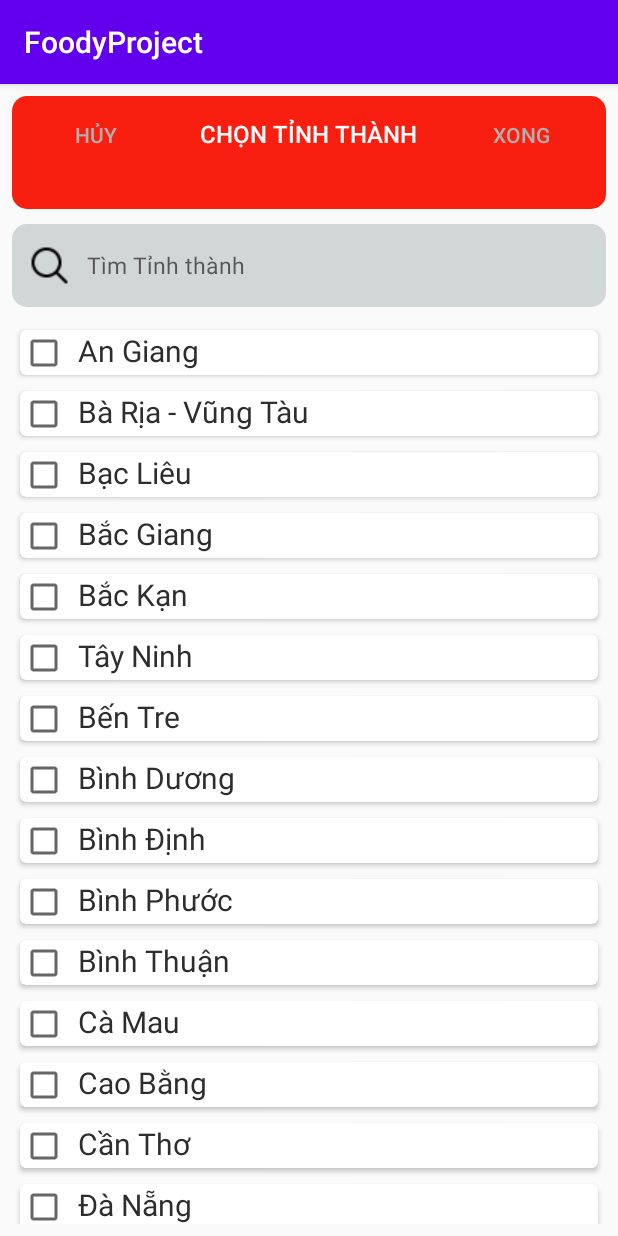
After one commit to leminhphuoc/FoodyProjectAndroid, an Android app: the ProvinceList screen opened directly, with no data from a screen before it, on a phone screen of 412 x 824 dp. The commit adds this screen. Run offline under Robolectric (Android 15) with nearby library versions, the phone set to English and light mode, and no system bars.

Commit message:
ProvinceList

```diff
--- a/src/app/src/main/AndroidManifest.xml
+++ b/src/app/src/main/AndroidManifest.xml
@@ -9,7 +9,8 @@
         android:roundIcon="@mipmap/ic_launcher_round"
         android:supportsRtl="true"
         android:theme="@style/AppTheme">
-        <activity android:name=".RestaurantResult"></activity>
+        <activity android:name=".ProvinceList"></activity>
+        <activity android:name=".RestaurantResult" />
         <activity android:name=".RestaurantList" />
         <activity android:name=".RestaurantDetail" />
         <activity android:name=".MainActivity">
--- a/src/app/src/main/java/hcmute/edu/vn/nhom02/foodyproject/MainActivity.java
+++ b/src/app/src/main/java/hcmute/edu/vn/nhom02/foodyproject/MainActivity.java
@@ -11,6 +11,7 @@ public class MainActivity extends AppCompatActivity {
 
     Button bntRestaurantList;
     Button bntRestaurantResult;
+    Button bntProvinceList;
 
     @Override
     protected void onCreate(Bundle savedInstanceState) {
@@ -34,5 +35,14 @@ public class MainActivity extends AppCompatActivity {
                 startActivity(i);
             }
         });
+
+        bntProvinceList = (Button) findViewById(R.id.buttonProvinceList);
+        bntProvinceList.setOnClickListener(new View.OnClickListener() {
+            @Override
+            public void onClick(View v) {
+                Intent i = new Intent(MainActivity.this, ProvinceList.class);
+                startActivity(i);
+            }
+        });
     }
 }
--- /dev/null
+++ b/src/app/src/main/java/hcmute/edu/vn/nhom02/foodyproject/Province.java
@@ -0,0 +1,20 @@
+package hcmute.edu.vn.nhom02.foodyproject;
+
+public class Province {
+    private String name;
+
+    public Province() {
+    }
+
+    public Province(String name) {
+        this.name = name;
+    }
+
+    public String getName() {
+        return name;
+    }
+
+    public void setName(String name) {
+        this.name = name;
+    }
+}
--- /dev/null
+++ b/src/app/src/main/java/hcmute/edu/vn/nhom02/foodyproject/ProvinceList.java
@@ -0,0 +1,92 @@
+package hcmute.edu.vn.nhom02.foodyproject;
+
+import androidx.appcompat.app.AppCompatActivity;
+import androidx.recyclerview.widget.GridLayoutManager;
+import androidx.recyclerview.widget.RecyclerView;
+
+import android.os.Bundle;
+import android.view.View;
+import android.widget.CheckedTextView;
+
+import java.util.ArrayList;
+import java.util.List;
+
+public class ProvinceList extends AppCompatActivity {
+    List<Province> lstProvince;
+    CheckedTextView checkedName;
+
+    @Override
+    protected void onCreate(Bundle savedInstanceState) {
+        super.onCreate(savedInstanceState);
+        setContentView(R.layout.activity_province_list);
+
+        lstProvince = new ArrayList<>();
+        lstProvince.add(new Province("An Giang"));
+        lstProvince.add(new Province("Bà Rịa - Vũng Tàu"));
+        lstProvince.add(new Province("Bạc Liêu"));
+        lstProvince.add(new Province("Bắc Giang"));
+        lstProvince.add(new Province("Bắc Kạn"));
+        lstProvince.add(new Province("Tây Ninh"));
+        lstProvince.add(new Province("Bến Tre"));
+        lstProvince.add(new Province("Bình Dương"));
+        lstProvince.add(new Province("Bình Định"));
+        lstProvince.add(new Province("Bình Phước"));
+        lstProvince.add(new Province("Bình Thuận"));
+        lstProvince.add(new Province("Cà Mau"));
+        lstProvince.add(new Province("Cao Bằng"));
+        lstProvince.add(new Province("Cần Thơ"));
+        lstProvince.add(new Province("Đà Nẵng"));
+        lstProvince.add(new Province("Đắk Lắk"));
+        lstProvince.add(new Province("Đắk Nông"));
+        lstProvince.add(new Province("Đồng Nai"));
+        lstProvince.add(new Province("Đồng Tháp"));
+        lstProvince.add(new Province("Điện Biên"));
+        lstProvince.add(new Province("Gia Lai"));
+        lstProvince.add(new Province("Hà Giang"));
+        lstProvince.add(new Province("Hà Nam"));
+        lstProvince.add(new Province("Hà Nội"));
+        lstProvince.add(new Province("Hà Tĩnh"));
+        lstProvince.add(new Province("Hải Dương"));
+        lstProvince.add(new Province("Hải Phòng"));
+        lstProvince.add(new Province("Hòa Bình"));
+        lstProvince.add(new Province("Hậu Giang"));
+        lstProvince.add(new Province("Hưng Yên"));
+        lstProvince.add(new Province("Thành phố Hồ Chí Minh"));
+        lstProvince.add(new Province("Khánh Hòa"));
+        lstProvince.add(new Province("Kiên Giang"));
+        lstProvince.add(new Province("Kon Tum"));
+        lstProvince.add(new Province("Lai Châu"));
+        lstProvince.add(new Province("Lào Cai"));
+        lstProvince.add(new Province("Lạng Sơn"));
+        lstProvince.add(new Province("Lâm Đồng"));
+        lstProvince.add(new Province("Long An"));
+        lstProvince.add(new Province("Nam Định"));
+        lstProvince.add(new Province("Nghệ An"));
+        lstProvince.add(new Province("Ninh Bình"));
+        lstProvince.add(new Province("Ninh Thuận"));
+        lstProvince.add(new Province("Phú Thọ"));
+        lstProvince.add(new Province("Phú Yên"));
+        lstProvince.add(new Province("Quảng Bình"));
+        lstProvince.add(new Province("Quảng Nam"));
+        lstProvince.add(new Province("Quảng Ngãi"));
+        lstProvince.add(new Province("Quảng Ninh"));
+        lstProvince.add(new Province("Quảng Trị"));
+        lstProvince.add(new Province("Sóc Trăng"));
+        lstProvince.add(new Province("Sơn La"));
+        lstProvince.add(new Province("Tây Ninh"));
+        lstProvince.add(new Province("Thái Bình"));
+        lstProvince.add(new Province("Thái Nguyên"));
+        lstProvince.add(new Province("Thanh Hóa"));
+        lstProvince.add(new Province("Thừa Thiên - Huế"));
+        lstProvince.add(new Province("Tiền Giang"));
+        lstProvince.add(new Province("Trà Vinh"));
+        lstProvince.add(new Province("Tuyên Quang"));
+        lstProvince.add(new Province("Vĩnh Long"));
+        lstProvince.add(new Province("Vĩnh Phúc"));
+        lstProvince.add(new Province("Yên Bái"));
+        RecyclerView myrv = (RecyclerView) findViewById(R.id.recyclerviewProvince_id);
+        RecyclerViewAdapterProvince myAdapter = new RecyclerViewAdapterProvince(this, lstProvince);
+        myrv.setLayoutManager(new GridLayoutManager(this, 1));
+        myrv.setAdapter(myAdapter);
+    }
+}
--- /dev/null
+++ b/src/app/src/main/java/hcmute/edu/vn/nhom02/foodyproject/RecyclerViewAdapterProvince.java
@@ -0,0 +1,81 @@
+package hcmute.edu.vn.nhom02.foodyproject;
+
+import android.content.Context;
+import android.content.Intent;
+import android.graphics.Color;
+import android.view.LayoutInflater;
+import android.view.View;
+import android.view.ViewGroup;
+import android.widget.CheckBox;
+import android.widget.CompoundButton;
+import android.widget.ImageView;
+import android.widget.TextView;
+
+import androidx.annotation.NonNull;
+import androidx.cardview.widget.CardView;
+import androidx.recyclerview.widget.RecyclerView;
+
+import java.util.List;
+
+public class RecyclerViewAdapterProvince extends RecyclerView.Adapter<RecyclerViewAdapterProvince.MyViewHolder>{
+
+    private Context mContext;
+    private List<Province> mData;
+
+    public RecyclerViewAdapterProvince(Context mContext, List<Province> mData) {
+        this.mContext = mContext;
+        this.mData = mData;
+    }
+
+    @NonNull
+    @Override
+    public MyViewHolder onCreateViewHolder(@NonNull ViewGroup parent, int viewType) {
+        View view;
+        LayoutInflater mInflater = LayoutInflater.from(mContext);
+        view = mInflater.inflate(R.layout.cardview_province,parent,false);
+
+        return new RecyclerViewAdapterProvince.MyViewHolder(view);
+    }
+
+    @Override
+    public void onBindViewHolder(@NonNull final MyViewHolder holder, final int position) {
+        final Province objIncome = mData.get(position);
+        holder.tv_province_name.setText(mData.get(position).getName());
+        holder.cb_province.setOnCheckedChangeListener(null);
+        holder.cb_province.setChecked(false);
+        holder.cb_province.setOnCheckedChangeListener(new CompoundButton.OnCheckedChangeListener() {
+            @Override
+            public void onCheckedChanged(CompoundButton buttonView, boolean isChecked) {
+                //set your object's last status
+                holder.cb_province.setChecked(isChecked);
+                if (isChecked){
+                    holder.tv_province_name.setTextColor(Color.BLUE);
+                }
+                else {
+                    holder.tv_province_name.setTextColor(Color.parseColor("#2d2d2d"));
+                }
+            }
+        });
+
+    }
+
+    @Override
+    public int getItemCount() {
+        return mData.size();
+    }
+
+    public class MyViewHolder extends RecyclerView.ViewHolder {
+
+        TextView tv_province_name;
+        CheckBox cb_province;
+        CardView cardview;
+
+        public MyViewHolder(@NonNull View itemView) {
+            super(itemView);
+
+            tv_province_name=(TextView) itemView.findViewById(R.id.province_name_id);
+            cb_province=(CheckBox) itemView.findViewById(R.id.checkbox_province);
+            cardview=(CardView) itemView.findViewById(R.id.cardviewProvince_id);
+        }
+    }
+}
--- /dev/null
+++ b/src/app/src/main/res/drawable/province_round.xml
@@ -0,0 +1,7 @@
+<?xml version="1.0" encoding="utf-8"?>
+<shape xmlns:android="http://schemas.android.com/apk/res/android"
+    android:shape="rectangle">
+
+    <solid android:color="#F81F10"/>
+    <corners android:radius="10dp"/>
+</shape>
--- /dev/null
+++ b/src/app/src/main/res/drawable/search_round.xml
@@ -0,0 +1,7 @@
+<?xml version="1.0" encoding="utf-8"?>
+<shape xmlns:android="http://schemas.android.com/apk/res/android"
+    android:shape="rectangle">
+
+    <solid android:color="#D1D6D6"/>
+    <corners android:radius="10dp"/>
+</shape>
--- a/src/app/src/main/res/layout/activity_main.xml
+++ b/src/app/src/main/res/layout/activity_main.xml
@@ -20,7 +20,7 @@
         android:layout_width="wrap_content"
         android:layout_height="wrap_content"
         android:layout_marginTop="136dp"
-        android:text="ListRestaurant"
+        android:text="RestaurantList"
         app:layout_constraintEnd_toEndOf="parent"
         app:layout_constraintHorizontal_bias="0.498"
         app:layout_constraintStart_toStartOf="parent"
@@ -30,11 +30,20 @@
         android:id="@+id/buttonRestaurantResult"
         android:layout_width="wrap_content"
         android:layout_height="wrap_content"
-        android:layout_marginTop="40dp"
-        android:text="ListResult"
+        android:layout_marginTop="20dp"
+        android:text="ResultList"
         app:layout_constraintEnd_toEndOf="parent"
-        app:layout_constraintHorizontal_bias="0.498"
         app:layout_constraintStart_toStartOf="parent"
         app:layout_constraintTop_toBottomOf="@+id/buttonRestaurantList" />
 
+    <Button
+        android:id="@+id/buttonProvinceList"
+        android:layout_width="wrap_content"
+        android:layout_height="wrap_content"
+        android:layout_marginTop="24dp"
+        android:text="ProvinceList"
+        app:layout_constraintEnd_toEndOf="parent"
+        app:layout_constraintStart_toStartOf="parent"
+        app:layout_constraintTop_toBottomOf="@+id/buttonRestaurantResult" />
+
 </androidx.constraintlayout.widget.ConstraintLayout>
--- /dev/null
+++ b/src/app/src/main/res/layout/activity_province_list.xml
@@ -0,0 +1,65 @@
+<?xml version="1.0" encoding="utf-8"?>
+<LinearLayout xmlns:android="http://schemas.android.com/apk/res/android"
+    xmlns:app="http://schemas.android.com/apk/res-auto"
+    xmlns:tools="http://schemas.android.com/tools"
+    android:layout_width="match_parent"
+    android:layout_height="match_parent"
+    android:orientation="vertical"
+    android:padding="8dp"
+    android:weightSum="20"
+    tools:context=".ProvinceList">
+
+    <LinearLayout
+        android:layout_width="match_parent"
+        android:layout_height="match_parent"
+        android:orientation="horizontal"
+        android:layout_weight="9"
+        android:background="@drawable/province_round">
+        <Button
+            android:layout_width="wrap_content"
+            android:layout_height="50dp"
+            android:background="@android:color/transparent"
+            android:layout_weight="1"
+            android:text="Hủy"
+            android:textColor="#B1AEAE"
+            android:textSize="14sp"/>
+        <Button
+            android:layout_width="wrap_content"
+            android:layout_height="50dp"
+            android:background="@android:color/transparent"
+            android:layout_weight="1"
+            android:text="Chọn tỉnh thành"
+            android:textColor="#FDFBFB"
+            android:textSize="16sp"/>
+        <Button
+            android:layout_width="wrap_content"
+            android:layout_height="50dp"
+            android:background="@android:color/transparent"
+            android:layout_weight="1"
+            android:text="Xong"
+            android:textColor="#B1AEAE"
+            android:textSize="14sp"/>
+    </LinearLayout>
+
+    <EditText
+        android:id="@+id/name"
+        android:layout_width="match_parent"
+        android:layout_height="match_parent"
+        android:layout_centerHorizontal="true"
+        android:layout_marginTop="10dp"
+        android:layout_marginBottom="10dp"
+        android:layout_weight="9"
+        android:background="@drawable/search_round"
+        android:drawableLeft="@drawable/iconsearch"
+        android:drawablePadding="10dp"
+        android:hint="Tìm Tỉnh thành"
+        android:paddingLeft="10dp"
+        android:textSize="15sp" />
+
+    <androidx.recyclerview.widget.RecyclerView
+        android:id="@+id/recyclerviewProvince_id"
+        android:layout_width="match_parent"
+        android:layout_height="match_parent"
+        android:layout_weight="2"></androidx.recyclerview.widget.RecyclerView>
+
+</LinearLayout>
--- /dev/null
+++ b/src/app/src/main/res/layout/cardview_province.xml
@@ -0,0 +1,38 @@
+<?xml version="1.0" encoding="utf-8"?>
+<androidx.cardview.widget.CardView xmlns:android="http://schemas.android.com/apk/res/android"
+    xmlns:cardview="http://schemas.android.com/apk/res-auto"
+    android:id="@+id/cardviewProvince_id"
+    android:layout_width="match_parent"
+    android:layout_height="30dp"
+    android:layout_margin="5dp"
+    android:clickable="true"
+    android:foreground="?android:attr/selectableItemBackground"
+    cardview:cardCornerRadius="4dp">
+
+
+
+    <LinearLayout
+        android:layout_width="match_parent"
+        android:layout_height="match_parent"
+        android:orientation="horizontal"
+        android:weightSum="10">
+
+        <CheckBox
+            android:id="@+id/checkbox_province"
+            android:layout_width="match_parent"
+            android:layout_height="match_parent"
+            android:layout_weight="9"/>
+
+        <TextView
+            android:id="@+id/province_name_id"
+            android:layout_width="match_parent"
+            android:layout_height="30dp"
+            android:layout_weight="1"
+            android:gravity="left"
+            android:text="Province"
+            android:textColor="#2d2d2d"
+            android:textSize="20sp"/>
+    </LinearLayout>
+
+
+</androidx.cardview.widget.CardView>
```
